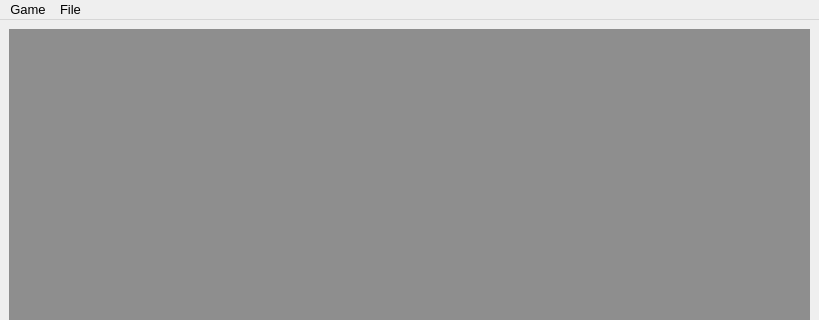
First picture: the form in src/MainWindow.ui, repository chen6556/GameOfLife, before the edit; both pictures show x 0 to 819 and y 0 to 320 of the 819 by 663 pixel window.
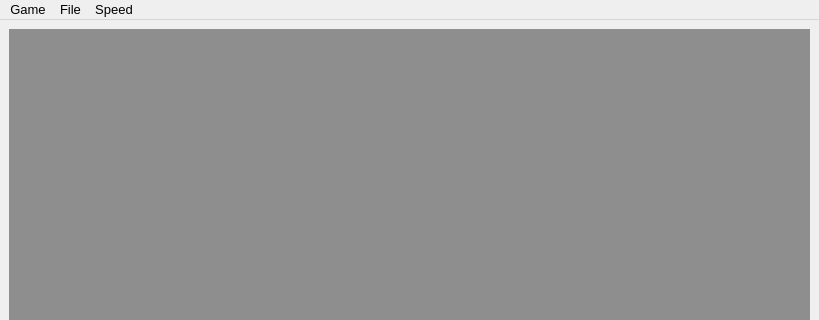
Second picture: the form after the edit.

Commit message: 增加调速功能。

```diff
--- a/src/MainWindow.ui
+++ b/src/MainWindow.ui
@@ -89,8 +89,17 @@
     <addaction name="action_open"/>
     <addaction name="action_save"/>
    </widget>
+   <widget class="QMenu" name="menuSpeed">
+    <property name="title">
+     <string>Speed</string>
+    </property>
+    <addaction name="action2"/>
+    <addaction name="action5"/>
+    <addaction name="action8"/>
+   </widget>
    <addaction name="menuPlay"/>
    <addaction name="menuFile"/>
+   <addaction name="menuSpeed"/>
   </widget>
   <widget class="QStatusBar" name="status_bar">
    <property name="sizeGripEnabled">
```
Left out of the diff: 76 changed lines with no effect on the pictures. The commit also changes 2 other files.
